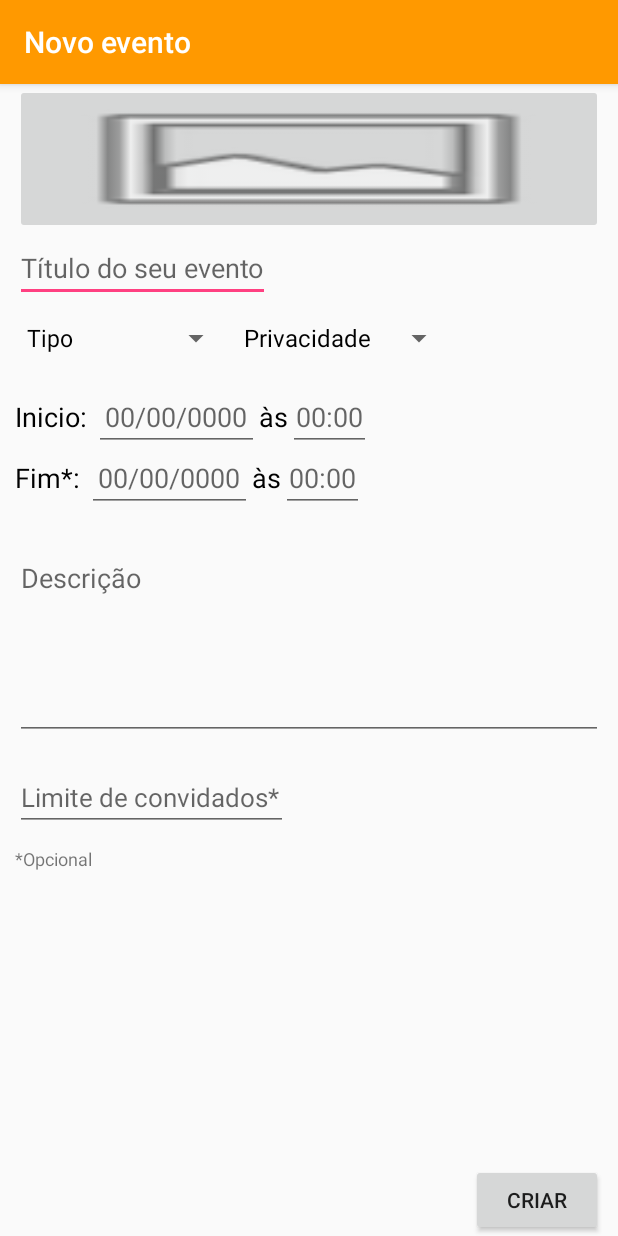
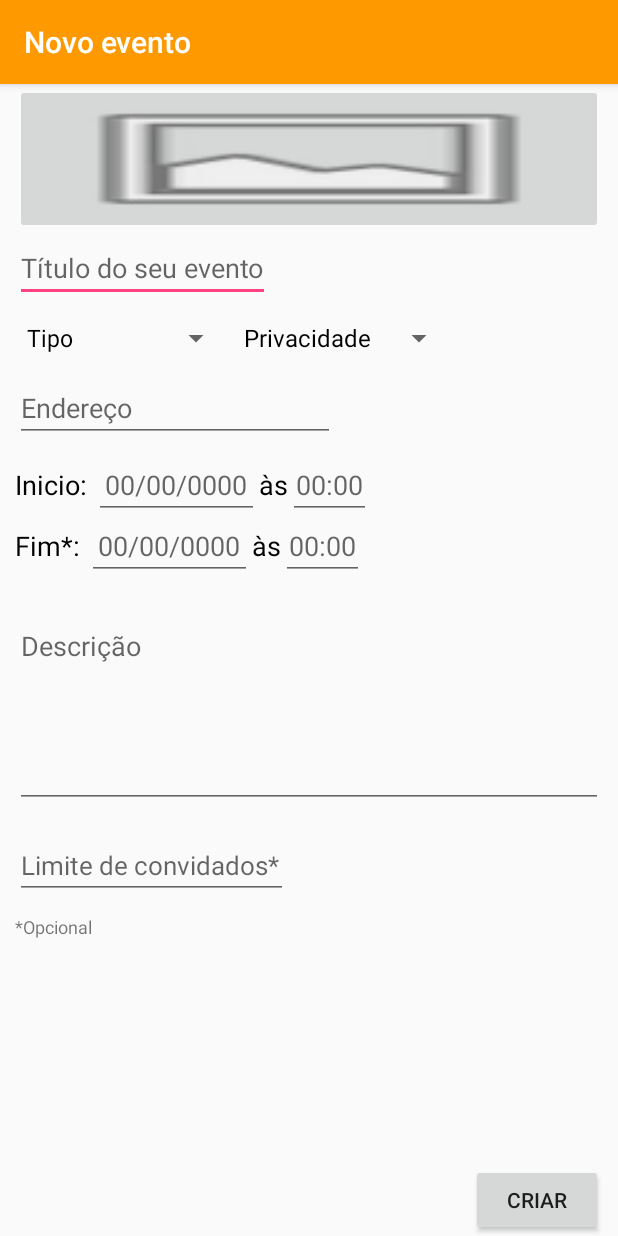
Before and after one commit to IohanSardinha/Eventos, an Android app: the NovoEventoActivity screen opened directly, with no data from a screen before it, after a tap on "CRIAR", on a phone screen of 412 x 824 dp. Run offline under Robolectric (Android 15) with nearby library versions, the phone set to English and light mode, and no system bars; our stand-ins replace Firebase (no records; nobody signed in at launch, a user with empty details on screens opened directly), Picasso; pictures from the network do not load.

Commit message:
Adds address field

```diff
--- a/app/src/main/java/br/com/sardinha/iohan/eventos/NovoEventoActivity.java
+++ b/app/src/main/java/br/com/sardinha/iohan/eventos/NovoEventoActivity.java
@@ -176,6 +176,7 @@ public class NovoEventoActivity extends AppCompatActivity {
         Map<String,String> campos = new HashMap<>();
 
         String titulo = ((EditText) findViewById(R.id.titulo_Criacao)).getText().toString();
+        String endereco = ((EditText)findViewById(R.id.endereco_cricao)).getText().toString();
         String data_inicio = ((EditText) findViewById(R.id.data_inicio_criacao)).getText().toString();
         String horaInicio = ((EditText) findViewById(R.id.hora_inicio_criacao)).getText().toString();
         String descricao = ((EditText) findViewById(R.id.descricao_criacao)).getText().toString();
@@ -183,6 +184,7 @@ public class NovoEventoActivity extends AppCompatActivity {
         campos.put("Descrição do evento não pode ser vazia!",descricao);
         campos.put("Hora de início do evento não pode ser vazia!",horaInicio);
         campos.put("Data do evento não pode ser vazia!",data_inicio);
+        campos.put("Endereço do evento não pode ser vazio",endereco);
         campos.put("Título do evento não pode ser vazio!",titulo);
 
         for (String s: campos.keySet()) {
@@ -208,7 +210,7 @@ public class NovoEventoActivity extends AppCompatActivity {
         String horaEncerramento = ((EditText) findViewById(R.id.hora_encerramento_criacao)).getText().toString();
         String limite = ((EditText) findViewById(R.id.limite_de_convidados_criacao)).getText().toString();
 
-        final Evento evento = new Evento(titulo,data_inicio,"",horaInicio,"",tipo,privacidade,descricao,-1);
+        final Evento evento = new Evento(titulo,endereco,data_inicio,"",horaInicio,"",tipo,privacidade,descricao,-1);
 
         if(!limite.isEmpty())
         {
--- a/app/src/main/res/layout/activity_novo_evento.xml
+++ b/app/src/main/res/layout/activity_novo_evento.xml
@@ -55,8 +55,16 @@
                 android:layout_below="@+id/titulo_Criacao"
                 android:layout_toRightOf="@+id/tipo_de_evento_criacao"
                 android:layout_toEndOf="@+id/tipo_de_evento_criacao"
-                android:minWidth="100sp"
-        />
+                android:minWidth="100sp" />
+
+            <EditText
+                android:layout_width="wrap_content"
+                android:layout_height="wrap_content"
+                android:inputType="textPersonName"
+                android:ems="10"
+                android:layout_below="@id/tipo_de_evento_criacao"
+                android:id="@+id/endereco_cricao"
+                android:hint="Endereço" />
 
             <TextView
                 android:text="Inicio: "
@@ -65,7 +73,7 @@
                 android:id="@+id/textView3"
                 android:textSize="18sp"
                 android:textColor="@android:color/black"
-                android:layout_below="@id/tipo_de_evento_criacao"
+                android:layout_below="@id/endereco_cricao"
                 android:layout_alignParentLeft="true"
                 android:layout_marginTop="16sp"/>
 
```
Also changed, not shown: app/src/main/java/br/com/sardinha/iohan/eventos/DetalhesEventoActivity.java (+16 -17 lines), app/src/main/java/br/com/sardinha/iohan/eventos/Evento.java (+14 -1 lines).
